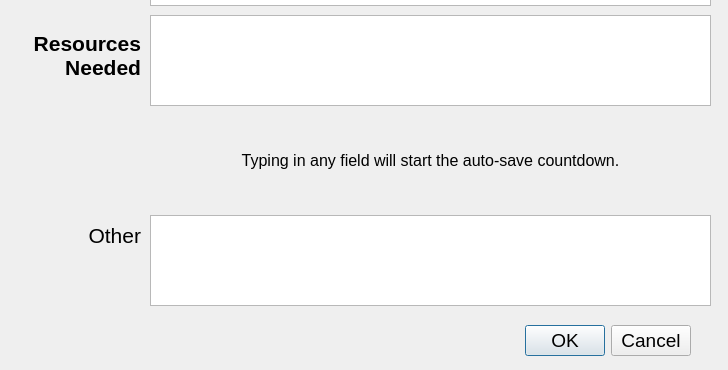
Old version of the form designer/subjectLocatedDialog.ui in the repository ncssar/radiolog; both pictures show x 0 to 728 and y 295 to 665 of the 728 by 665 pixel window.
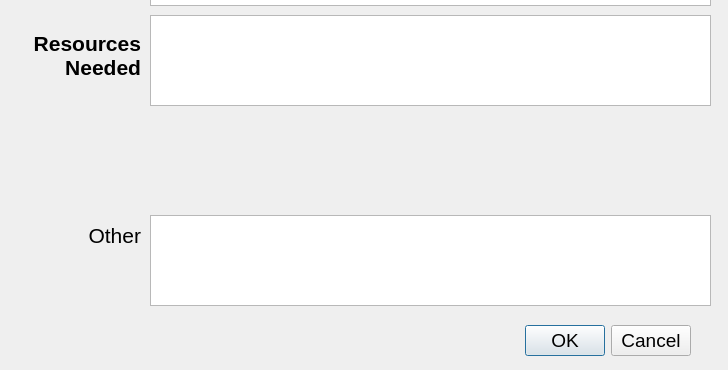
New version of the form.

Commit message:
WIP automatic entry
cleaned up timing and label text; discovered that it may not make sense to delete all text from the message body when subject located dialog is automatically opened based on keywords, in case the typed message contained important things before the keywords that should show up in the final saved entry, and not just in the automatically-opened entry.  Related to #676.  Should address that in another commit (on this branch is OK), if at all.

The edit to the form file:
```diff
--- a/designer/subjectLocatedDialog.ui
+++ b/designer/subjectLocatedDialog.ui
@@ -505,7 +505,7 @@
     </font>
    </property>
    <property name="text">
-    <string>Typing in any field will start the auto-save countdown.</string>
+    <string/>
    </property>
    <property name="alignment">
     <set>Qt::AlignCenter</set>
```
The commit also changes 2 other files.
